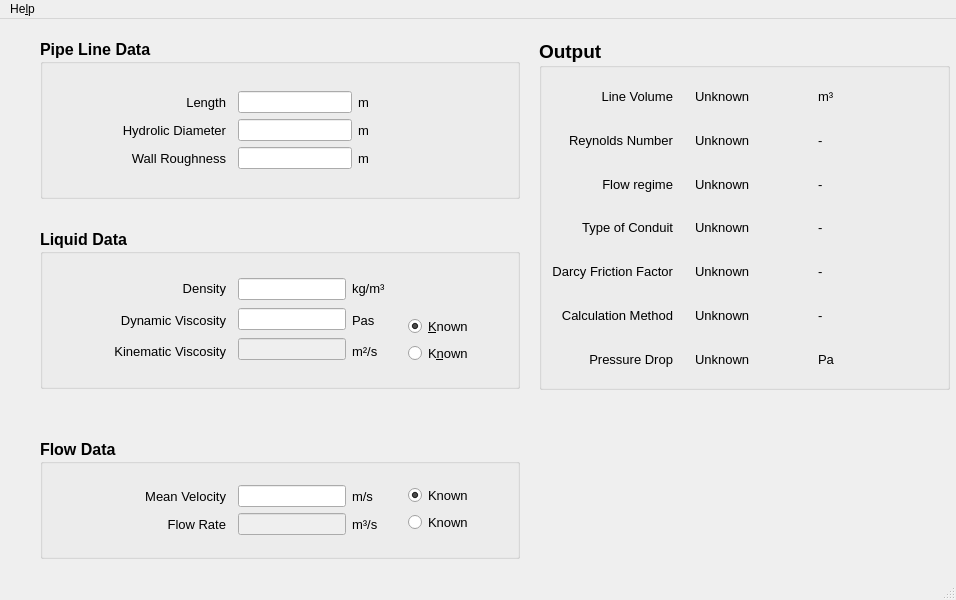
Before: the Qt Designer form PD_1.0.ui in Suske1956/PressureDrop, drawn with Qt 5.
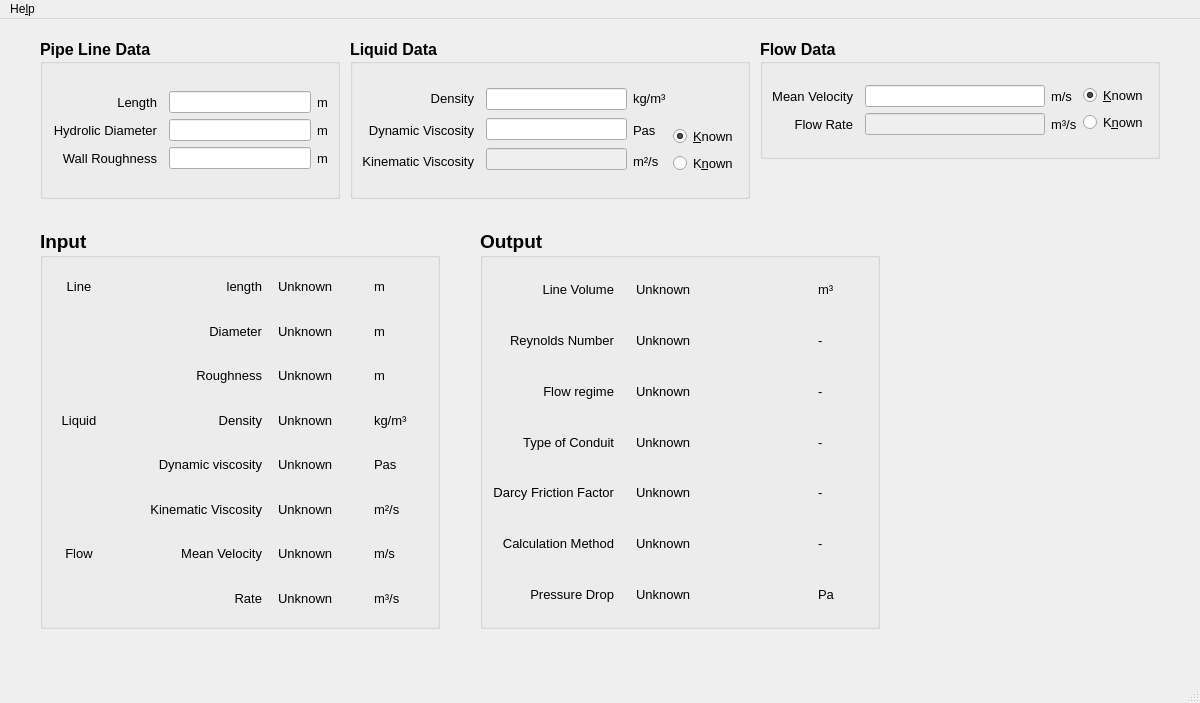
After: the same form once the commit is applied.

Commit message: first phase change finished: user interface, fix triggering editingFinished twice. See NOTES.md

Diff of the .ui file:
```diff
--- a/PD_1.0.ui
+++ b/PD_1.0.ui
@@ -6,8 +6,8 @@
    <rect>
     <x>0</x>
     <y>0</y>
-    <width>956</width>
-    <height>600</height>
+    <width>1200</width>
+    <height>703</height>
    </rect>
   </property>
   <property name="windowTitle">
@@ -22,7 +22,7 @@
      <rect>
       <x>40</x>
       <y>20</y>
-      <width>480</width>
+      <width>300</width>
       <height>160</height>
      </rect>
     </property>
@@ -36,7 +36,7 @@
     <property name="title">
      <string>Pipe Line Data</string>
     </property>
-    <layout class="QGridLayout" name="gridLayout_LineData" columnminimumwidth="180,0,150">
+    <layout class="QGridLayout" name="gridLayout_LineData" columnminimumwidth="0,100,0">
      <item row="0" column="0">
       <layout class="QVBoxLayout" name="verticalLayout">
        <item>
@@ -189,9 +189,9 @@
    <widget class="QGroupBox" name="Input_Liquid">
     <property name="geometry">
      <rect>
-      <x>40</x>
-      <y>210</y>
-      <width>480</width>
+      <x>350</x>
+      <y>20</y>
+      <width>400</width>
       <height>160</height>
      </rect>
     </property>
@@ -205,7 +205,7 @@
     <property name="title">
      <string>Liquid Data</string>
     </property>
-    <layout class="QGridLayout" name="gridLayout_LiquidData" columnminimumwidth="180,0,50,100">
+    <layout class="QGridLayout" name="gridLayout_LiquidData" columnminimumwidth="0,100,0,0">
      <item row="0" column="0">
       <layout class="QVBoxLayout" name="verticalLayout_5">
        <item>
@@ -405,9 +405,9 @@
    <widget class="QGroupBox" name="Input_Flow">
     <property name="geometry">
      <rect>
-      <x>40</x>
-      <y>420</y>
-      <width>480</width>
+      <x>760</x>
+      <y>20</y>
+      <width>400</width>
       <height>120</height>
      </rect>
     </property>
@@ -421,7 +421,7 @@
     <property name="title">
      <string>Flow Data</string>
     </property>
-    <layout class="QGridLayout" name="gridLayout_FlowData" columnminimumwidth="180,0,50,100">
+    <layout class="QGridLayout" name="gridLayout_FlowData" columnminimumwidth="0,100,0,0">
      <item row="0" column="0">
       <layout class="QVBoxLayout" name="verticalLayout_7">
        <item>
@@ -542,7 +542,7 @@
           <enum>Qt::ClickFocus</enum>
          </property>
          <property name="text">
-          <string>Known</string>
+          <string>&amp;Known</string>
          </property>
          <property name="checked">
           <bool>true</bool>
@@ -562,7 +562,7 @@
           <enum>Qt::ClickFocus</enum>
          </property>
          <property name="text">
-          <string>Known</string>
+          <string>K&amp;nown</string>
          </property>
         </widget>
        </item>
@@ -573,10 +573,10 @@
    <widget class="QGroupBox" name="Output">
     <property name="geometry">
      <rect>
-      <x>539</x>
-      <y>20</y>
-      <width>411</width>
-      <height>351</height>
+      <x>480</x>
+      <y>210</y>
+      <width>400</width>
+      <height>400</height>
      </rect>
     </property>
     <property name="font">
@@ -589,7 +589,7 @@
     <property name="title">
      <string>Output</string>
     </property>
-    <layout class="QGridLayout" name="gridLayout">
+    <layout class="QGridLayout" name="gridLayout" columnminimumwidth="0,180,0">
      <property name="horizontalSpacing">
       <number>12</number>
      </property>
@@ -931,13 +931,470 @@
      </item>
     </layout>
    </widget>
+   <widget class="QGroupBox" name="Input_Values">
+    <property name="geometry">
+     <rect>
+      <x>40</x>
+      <y>210</y>
+      <width>400</width>
+      <height>400</height>
+     </rect>
+    </property>
+    <property name="font">
+     <font>
+      <pointsize>14</pointsize>
+      <weight>75</weight>
+      <bold>true</bold>
+     </font>
+    </property>
+    <property name="title">
+     <string>Input </string>
+    </property>
+    <layout class="QGridLayout" name="gridLayout_2" columnminimumwidth="0,150,100,0">
+     <item row="0" column="0">
+      <widget class="QLabel" name="label_38">
+       <property name="font">
+        <font>
+         <pointsize>10</pointsize>
+         <weight>50</weight>
+         <bold>false</bold>
+        </font>
+       </property>
+       <property name="text">
+        <string>Line</string>
+       </property>
+       <property name="alignment">
+        <set>Qt::AlignCenter</set>
+       </property>
+      </widget>
+     </item>
+     <item row="0" column="1">
+      <widget class="QLabel" name="label">
+       <property name="font">
+        <font>
+         <pointsize>10</pointsize>
+         <weight>50</weight>
+         <bold>false</bold>
+        </font>
+       </property>
+       <property name="text">
+        <string>length</string>
+       </property>
+       <property name="alignment">
+        <set>Qt::AlignRight|Qt::AlignTrailing|Qt::AlignVCenter</set>
+       </property>
+      </widget>
+     </item>
+     <item row="0" column="2">
+      <widget class="QLabel" name="Line_length_4Calc">
+       <property name="font">
+        <font>
+         <pointsize>10</pointsize>
+         <weight>50</weight>
+         <bold>false</bold>
+        </font>
+       </property>
+       <property name="text">
+        <string>Unknown</string>
+       </property>
+       <property name="indent">
+        <number>10</number>
+       </property>
+      </widget>
+     </item>
+     <item row="0" column="3">
+      <widget class="QLabel" name="label_50">
+       <property name="font">
+        <font>
+         <pointsize>10</pointsize>
+         <weight>50</weight>
+         <bold>false</bold>
+        </font>
+       </property>
+       <property name="text">
+        <string>m</string>
+       </property>
+      </widget>
+     </item>
+     <item row="1" column="1">
+      <widget class="QLabel" name="label_27">
+       <property name="font">
+        <font>
+         <pointsize>10</pointsize>
+         <weight>50</weight>
+         <bold>false</bold>
+        </font>
+       </property>
+       <property name="text">
+        <string>Diameter</string>
+       </property>
+       <property name="alignment">
+        <set>Qt::AlignRight|Qt::AlignTrailing|Qt::AlignVCenter</set>
+       </property>
+      </widget>
+     </item>
+     <item row="1" column="2">
+      <widget class="QLabel" name="Line_Diameter_4Calc">
+       <property name="font">
+        <font>
+         <pointsize>10</pointsize>
+         <weight>50</weight>
+         <bold>false</bold>
+        </font>
+       </property>
+       <property name="text">
+        <string>Unknown</string>
+       </property>
+       <property name="indent">
+        <number>10</number>
+       </property>
+      </widget>
+     </item>
+     <item row="1" column="3">
+      <widget class="QLabel" name="label_46">
+       <property name="font">
+        <font>
+         <pointsize>10</pointsize>
+         <weight>50</weight>
+         <bold>false</bold>
+        </font>
+       </property>
+       <property name="text">
+        <string>m</string>
+       </property>
+      </widget>
+     </item>
+     <item row="2" column="1">
+      <widget class="QLabel" name="label_28">
+       <property name="font">
+        <font>
+         <pointsize>10</pointsize>
+         <weight>50</weight>
+         <bold>false</bold>
+        </font>
+       </property>
+       <property name="text">
+        <string>Roughness</string>
+       </property>
+       <property name="alignment">
+        <set>Qt::AlignRight|Qt::AlignTrailing|Qt::AlignVCenter</set>
+       </property>
+      </widget>
+     </item>
+     <item row="2" column="2">
+      <widget class="QLabel" name="Line_WallRoughness_4Calc">
+       <property name="font">
+        <font>
+         <pointsize>10</pointsize>
+         <weight>50</weight>
+         <bold>false</bold>
+        </font>
+       </property>
+       <property name="text">
+        <string>Unknown</string>
+       </property>
+       <property name="indent">
+        <number>10</number>
+       </property>
+      </widget>
+     </item>
+     <item row="2" column="3">
+      <widget class="QLabel" name="label_47">
+       <property name="font">
+        <font>
+         <pointsize>10</pointsize>
+         <weight>50</weight>
+         <bold>false</bold>
+        </font>
+       </property>
+       <property name="text">
+        <string>m</string>
+       </property>
+      </widget>
+     </item>
+     <item row="3" column="0">
+      <widget class="QLabel" name="label_41">
+       <property name="font">
+        <font>
+         <pointsize>10</pointsize>
+         <weight>50</weight>
+         <bold>false</bold>
+        </font>
+       </property>
+       <property name="text">
+        <string>Liquid</string>
+       </property>
+       <property name="alignment">
+        <set>Qt::AlignCenter</set>
+       </property>
+      </widget>
+     </item>
+     <item row="3" column="1">
+      <widget class="QLabel" name="label_33">
+       <property name="font">
+        <font>
+         <pointsize>10</pointsize>
+         <weight>50</weight>
+         <bold>false</bold>
+        </font>
+       </property>
+       <property name="text">
+        <string>Density</string>
+       </property>
+       <property name="alignment">
+        <set>Qt::AlignRight|Qt::AlignTrailing|Qt::AlignVCenter</set>
+       </property>
+      </widget>
+     </item>
+     <item row="3" column="2">
+      <widget class="QLabel" name="Liquid_Density_4Calc">
+       <property name="font">
+        <font>
+         <pointsize>10</pointsize>
+         <weight>50</weight>
+         <bold>false</bold>
+        </font>
+       </property>
+       <property name="text">
+        <string>Unknown</string>
+       </property>
+       <property name="indent">
+        <number>10</number>
+       </property>
+      </widget>
+     </item>
+     <item row="3" column="3">
+      <widget class="QLabel" name="label_48">
+       <property name="font">
+        <font>
+         <pointsize>10</pointsize>
+         <weight>50</weight>
+         <bold>false</bold>
+        </font>
+       </property>
+       <property name="text">
+        <string>kg/m³</string>
+       </property>
+      </widget>
+     </item>
+     <item row="4" column="1">
+      <widget class="QLabel" name="label_34">
+       <property name="font">
+        <font>
+         <pointsize>10</pointsize>
+         <weight>50</weight>
+         <bold>false</bold>
+        </font>
+       </property>
+       <property name="text">
+        <string>Dynamic viscosity</string>
+       </property>
+       <property name="alignment">
+        <set>Qt::AlignRight|Qt::AlignTrailing|Qt::AlignVCenter</set>
+       </property>
+      </widget>
+     </item>
+     <item row="4" column="2">
+      <widget class="QLabel" name="Liquid_ViscDyn_4Calc">
+       <property name="font">
+        <font>
+         <pointsize>10</pointsize>
+         <weight>50</weight>
+         <bold>false</bold>
+        </font>
+       </property>
+       <property name="text">
+        <string>Unknown</string>
+       </property>
+       <property name="indent">
+        <number>10</number>
+       </property>
+      </widget>
+     </item>
+     <item row="4" column="3">
+      <widget class="QLabel" name="label_53">
+       <property name="font">
+        <font>
+         <pointsize>10</pointsize>
+         <weight>50</weight>
+         <bold>false</bold>
+        </font>
+       </property>
+       <property name="text">
+        <string>Pas</string>
+       </property>
+      </widget>
+     </item>
+     <item row="5" column="1">
+      <widget class="QLabel" name="label_35">
+       <property name="font">
+        <font>
+         <pointsize>10</pointsize>
+         <weight>50</weight>
+         <bold>false</bold>
+        </font>
+       </property>
+       <property name="text">
+        <string>Kinematic Viscosity</string>
+       </property>
+       <property name="alignment">
+        <set>Qt::AlignRight|Qt::AlignTrailing|Qt::AlignVCenter</set>
+       </property>
+      </widget>
+     </item>
+     <item row="5" column="2">
+      <widget class="QLabel" name="Liquid_ViscKin_4Calc">
+       <property name="font">
+        <font>
+         <pointsize>10</pointsize>
+         <weight>50</weight>
+         <bold>false</bold>
+        </font>
+       </property>
+       <property name="text">
+        <string>Unknown</string>
+       </property>
+       <property name="indent">
+        <number>10</number>
+       </property>
+      </widget>
+     </item>
+     <item row="5" column="3">
+      <widget class="QLabel" name="label_52">
+       <property name="font">
+        <font>
+         <pointsize>10</pointsize>
+         <weight>50</weight>
+         <bold>false</bold>
+        </font>
+       </property>
+       <property name="text">
+        <string>m²/s</string>
+       </property>
+      </widget>
+     </item>
+     <item row="6" column="0">
+      <widget class="QLabel" name="label_44">
+       <property name="font">
+        <font>
+         <pointsize>10</pointsize>
+         <weight>50</weight>
+         <bold>false</bold>
+        </font>
+       </property>
+       <property name="text">
+        <string>Flow</string>
+       </property>
+       <property name="alignment">
+        <set>Qt::AlignCenter</set>
+       </property>
+      </widget>
+     </item>
+     <item row="6" column="1">
+      <widget class="QLabel" name="label_36">
+       <property name="font">
+        <font>
+         <pointsize>10</pointsize>
+         <weight>50</weight>
+         <bold>false</bold>
+        </font>
+       </property>
+       <property name="text">
+        <string>Mean Velocity</string>
+       </property>
+       <property name="alignment">
+        <set>Qt::AlignRight|Qt::AlignTrailing|Qt::AlignVCenter</set>
+       </property>
+      </widget>
+     </item>
+     <item row="6" column="2">
+      <widget class="QLabel" name="Flow_Velocity_4Calc">
+       <property name="font">
+        <font>
+         <pointsize>10</pointsize>
+         <weight>50</weight>
+         <bold>false</bold>
+        </font>
+       </property>
+       <property name="text">
+        <string>Unknown</string>
+       </property>
+       <property name="indent">
+        <number>10</number>
+       </property>
+      </widget>
+     </item>
+     <item row="6" column="3">
+      <widget class="QLabel" name="label_51">
+       <property name="font">
+        <font>
+         <pointsize>10</pointsize>
+         <weight>50</weight>
+         <bold>false</bold>
+        </font>
+       </property>
+       <property name="text">
+        <string>m/s</string>
+       </property>
+      </widget>
+     </item>
+     <item row="7" column="1">
+      <widget class="QLabel" name="label_37">
+       <property name="font">
+        <font>
+         <pointsize>10</pointsize>
+         <weight>50</weight>
+         <bold>false</bold>
+        </font>
+       </property>
+       <property name="text">
+        <string>Rate</string>
+       </property>
+       <property name="alignment">
+        <set>Qt::AlignRight|Qt::AlignTrailing|Qt::AlignVCenter</set>
+       </property>
+      </widget>
+     </item>
+     <item row="7" column="2">
+      <widget class="QLabel" name="Flow_Rate_4Calc">
+       <property name="font">
+        <font>
+         <pointsize>10</pointsize>
+         <weight>50</weight>
+         <bold>false</bold>
+        </font>
+       </property>
+       <property name="text">
+        <string>Unknown</string>
+       </property>
+       <property name="indent">
+        <number>10</number>
+       </property>
+      </widget>
+     </item>
+     <item row="7" column="3">
+      <widget class="QLabel" name="label_49">
+       <property name="font">
+        <font>
+         <pointsize>10</pointsize>
+         <weight>50</weight>
+         <bold>false</bold>
+        </font>
+       </property>
+       <property name="text">
+        <string>m³/s</string>
+       </property>
+      </widget>
+     </item>
+    </layout>
+   </widget>
   </widget>
   <widget class="QMenuBar" name="menubar">
    <property name="geometry">
     <rect>
      <x>0</x>
      <y>0</y>
-     <width>956</width>
+     <width>1200</width>
      <height>30</height>
     </rect>
    </property>
```
The commit also changes 3 other files.
